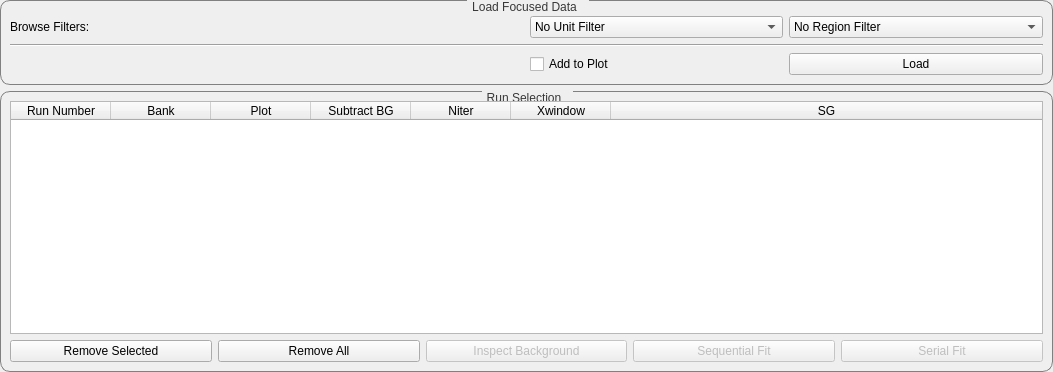
Before: the Qt Designer form qt/python/mantidqtinterfaces/mantidqtinterfaces/Engineering/gui/engineering_diffraction/tabs/fitting/data_handling/data_widget.ui in mantidproject/mantid, drawn with Qt 5.
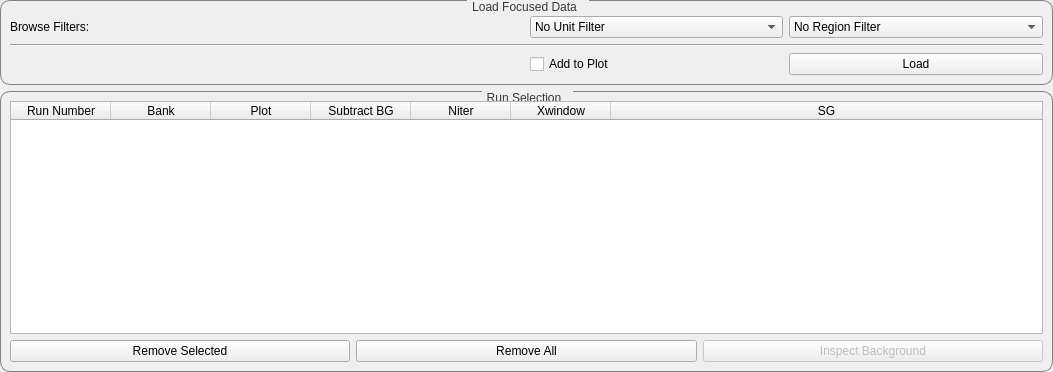
After: the same form once the commit is applied. Custom widgets are drawn as their Qt base class.

Commit message:
Move fitting buttons into plotting widget
RE #34587

What changed in the file:
```diff
--- a/qt/python/mantidqtinterfaces/mantidqtinterfaces/Engineering/gui/engineering_diffraction/tabs/fitting/data_handling/data_widget.ui
+++ b/qt/python/mantidqtinterfaces/mantidqtinterfaces/Engineering/gui/engineering_diffraction/tabs/fitting/data_handling/data_widget.ui
@@ -246,6 +246,16 @@
         <property name="topMargin">
          <number>0</number>
         </property>
+        <item row="0" column="2">
+         <widget class="QPushButton" name="button_plotBG">
+          <property name="enabled">
+           <bool>false</bool>
+          </property>
+          <property name="text">
+           <string>Inspect Background</string>
+          </property>
+         </widget>
+        </item>
         <item row="0" column="1">
          <widget class="QPushButton" name="button_removeAll">
           <property name="sizePolicy">
@@ -269,36 +279,6 @@
           </property>
          </widget>
         </item>
-        <item row="0" column="2">
-         <widget class="QPushButton" name="button_plotBG">
-          <property name="enabled">
-           <bool>false</bool>
-          </property>
-          <property name="text">
-           <string>Inspect Background</string>
-          </property>
-         </widget>
-        </item>
-        <item row="0" column="3">
-         <widget class="QPushButton" name="button_SeqFit">
-          <property name="enabled">
-           <bool>false</bool>
-          </property>
-          <property name="text">
-           <string>Sequential Fit</string>
-          </property>
-         </widget>
-        </item>
-        <item row="0" column="4">
-         <widget class="QPushButton" name="button_SerialFit">
-          <property name="enabled">
-           <bool>false</bool>
-          </property>
-          <property name="text">
-           <string>Serial Fit</string>
-          </property>
-         </widget>
-        </item>
        </layout>
       </item>
      </layout>
```
Left out of the diff: 2 changed lines with no effect on the pictures. The commit also changes 6 other files.
